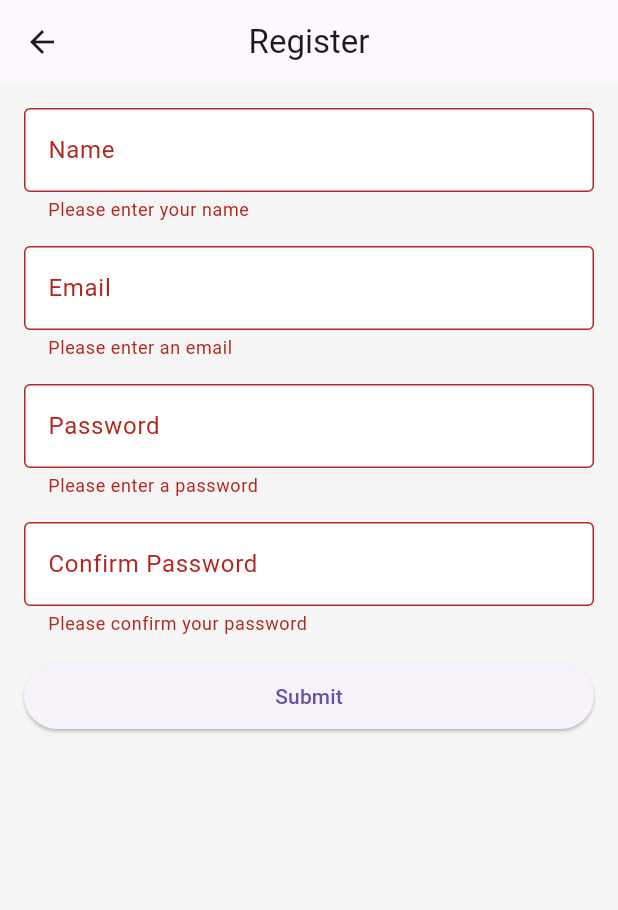
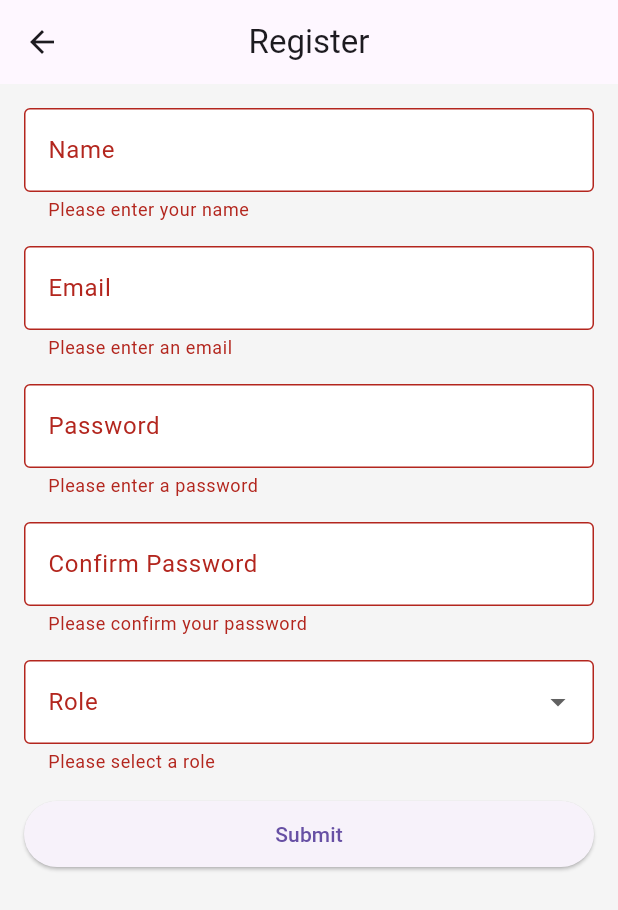
Before and after one commit to agbtndg/PROFE8-Activity3-JewelryApp, a Flutter app: the RegistrationScreen screen opened directly, after a tap on "Submit", on a phone screen of 412 x 824 dp. Shown: the top 910 px of the screen. Run offline on Flutter 3.47's test engine with Material 3 defaults, Android fonts, the phone set to English and light mode, and no system bars.

Commit message:
Add Instruction 7: Dropdown menu for user role in registration form

```diff
--- a/lib/registration_screen.dart
+++ b/lib/registration_screen.dart
@@ -11,6 +11,7 @@ class _RegistrationScreenState extends State<RegistrationScreen> {
   String _email = '';
   String _password = '';
   String _confirmPassword = '';
+  String? _role; // Nullable for dropdown selection
 
   @override
   Widget build(BuildContext context) {
@@ -105,12 +106,39 @@ class _RegistrationScreenState extends State<RegistrationScreen> {
                 },
               ),
               SizedBox(height: 16.0),
+              DropdownButtonFormField<String>(
+                decoration: InputDecoration(
+                  labelText: 'Role',
+                  border: OutlineInputBorder(),
+                  filled: true,
+                  fillColor: Colors.white,
+                ),
+                value: _role,
+                items: ['Admin', 'Customer'].map((String role) {
+                  return DropdownMenuItem<String>(
+                    value: role,
+                    child: Text(role),
+                  );
+                }).toList(),
+                onChanged: (value) {
+                  setState(() {
+                    _role = value;
+                  });
+                },
+                validator: (value) {
+                  if (value == null) {
+                    return 'Please select a role';
+                  }
+                  return null;
+                },
+              ),
+              SizedBox(height: 16.0),
               ElevatedButton(
                 onPressed: () {
                   if (_formKey.currentState!.validate()) {
                     _formKey.currentState!.save();
                     ScaffoldMessenger.of(context).showSnackBar(
-                      SnackBar(content: Text('Registered: $_name, $_email')),
+                      SnackBar(content: Text('Registered: $_name, $_email, Role: $_role')),
                     );
                   }
                 },
```
